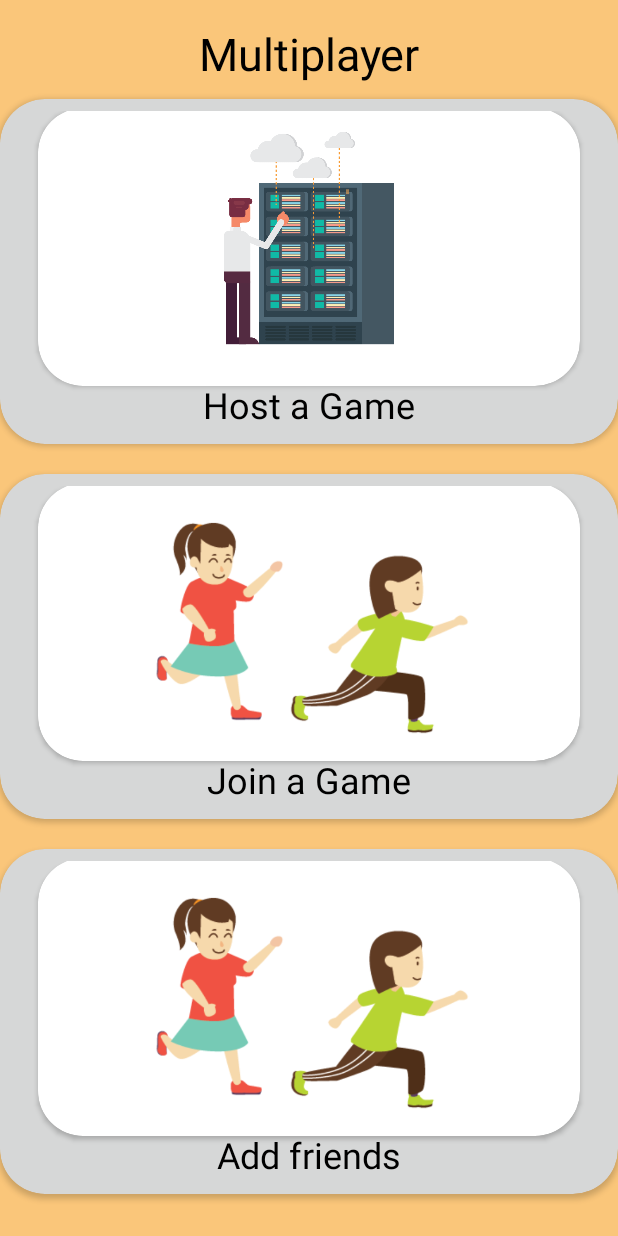
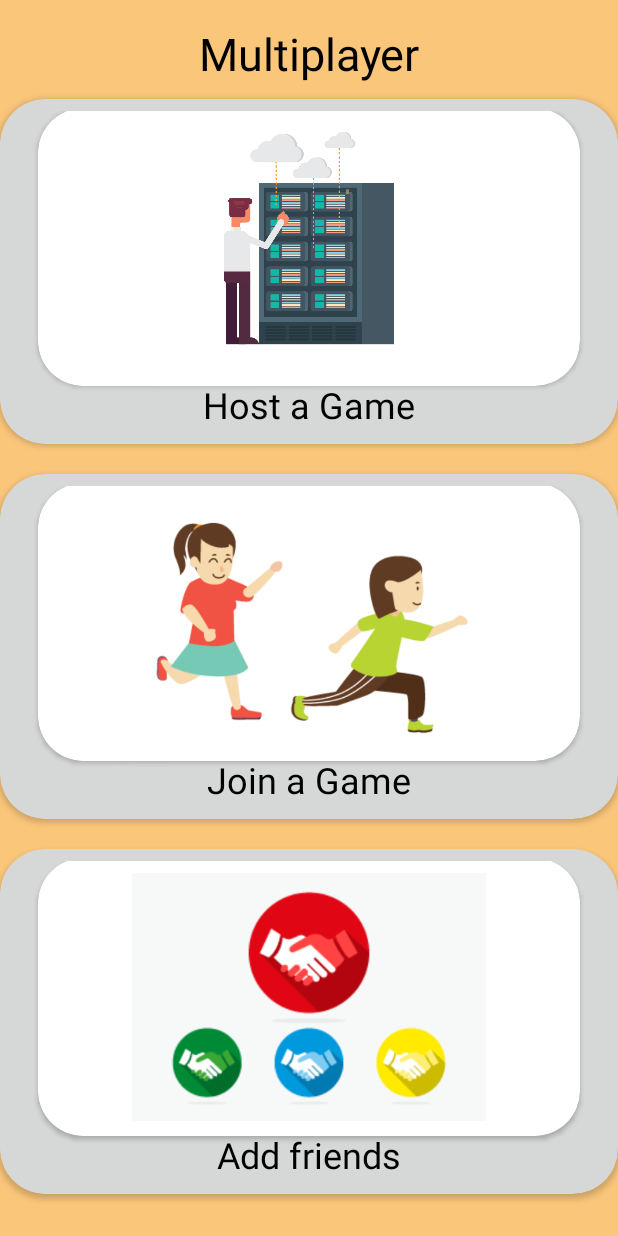
Before and after one commit to slimechips/RunningDrawingApp, an Android app: the HostOrJoinActivity screen opened directly, with no data from a screen before it, on a phone screen of 412 x 824 dp. Run offline under Robolectric (Android 15) with nearby library versions, the phone set to English and light mode, and no system bars.

Commit message:
fix crash

```diff
--- a/app/src/main/java/com/example/chaewoon/chase_the_paint/MapsActivity.java
+++ b/app/src/main/java/com/example/chaewoon/chase_the_paint/MapsActivity.java
@@ -121,7 +121,7 @@ public class MapsActivity extends FragmentActivity implements LocationListener,
     protected void createLocationRequest() {
         mLocationRequest = new LocationRequest();
         mLocationRequest.setInterval(INTERVAL);
-        mLocationRequest.setFastestInterval(FASTEST_INTERVAL/2);
+        mLocationRequest.setFastestInterval(FASTEST_INTERVAL);
         mLocationRequest.setPriority(LocationRequest.PRIORITY_HIGH_ACCURACY);
     }
     @Override
@@ -488,7 +488,7 @@ public class MapsActivity extends FragmentActivity implements LocationListener,
         Log.d("RotationGestureDetector", "Rotating");
         float angle = rotationDetector.getAngle();
         angle = (float) Math.toRadians(angle);
-        angle = angle * 0.1f;
+        angle = angle * 0.03f;
         Log.d("RotationGestureDetector", "Rotation: " + Float.toString(angle));
         LatLng centrePoint = newPoint;
         for (int j = 0 ; j < lines.size(); j++){
@@ -663,7 +663,7 @@ public class MapsActivity extends FragmentActivity implements LocationListener,
         intent.putExtra("Player Letter", getIntent().getStringExtra("Player Letter"));
         startActivity(intent);
         String filePath = filename.getPath();
-        openShareImageDialog(filename);
+        //openShareImageDialog(filename);
         finish();
     }
 
--- a/app/src/main/res/layout/activity_host_or_join.xml
+++ b/app/src/main/res/layout/activity_host_or_join.xml
@@ -214,7 +214,7 @@
                         android:layout_width="match_parent"
                         android:layout_height="match_parent"
                         android:layout_margin="10dp"
-                        app:srcCompat="@drawable/join" />
+                        app:srcCompat="@drawable/addfriend" />
 
                 </android.support.v7.widget.CardView>
 
```
Also changed, not shown: app/src/main/res/drawable/addfriend.png (added).
